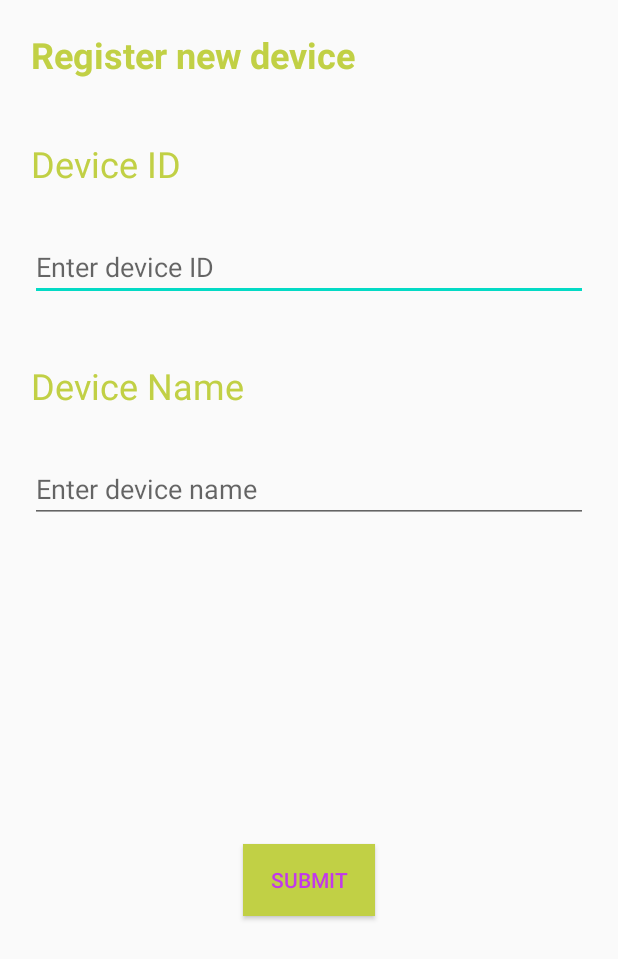
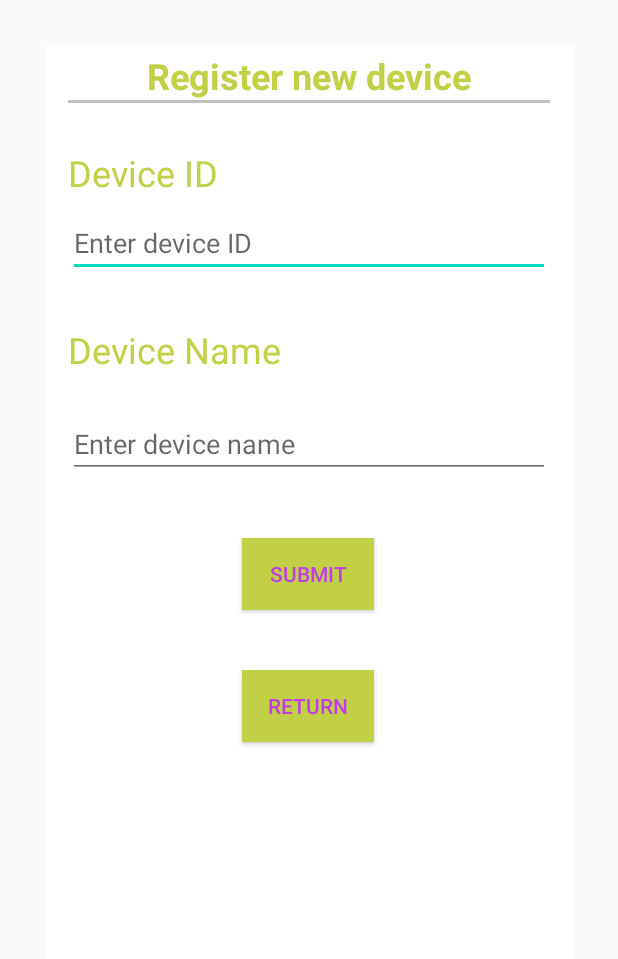
Before and after one commit to ZoroZero/Group9-Smart-garden-project, an Android app: the layout register_device_search.xml on its own in the app's theme, with its tools: preview values and no code run, on a phone screen of 412 x 824 dp. Shown: the top 959 px of the screen. Run offline under Robolectric (Android 15) with nearby library versions, the phone set to English and light mode, and no system bars.

Commit message:
Update register_device_search.xml

```diff
--- a/Smart_garden_app/app/src/main/res/layout/register_device_search.xml
+++ b/Smart_garden_app/app/src/main/res/layout/register_device_search.xml
@@ -1,36 +1,51 @@
 <?xml version="1.0" encoding="utf-8"?>
-<androidx.constraintlayout.widget.ConstraintLayout
+<android.support.constraint.ConstraintLayout
     xmlns:android="http://schemas.android.com/apk/res/android"
     xmlns:app="http://schemas.android.com/apk/res-auto"
     xmlns:tools="http://schemas.android.com/tools"
     android:layout_width="match_parent"
     android:layout_height="match_parent">
 
+    <android.support.constraint.ConstraintLayout
+        android:layout_width="match_parent"
+        android:layout_height="match_parent"
+        android:layout_marginStart="30dp"
+        android:layout_marginLeft="30dp"
+        android:layout_marginTop="30dp"
+        android:layout_marginEnd="30dp"
+        android:layout_marginRight="30dp"
+        android:layout_marginBottom="30dp"
+        android:background="#ffffff"
+        app:layout_constraintBottom_toBottomOf="parent"
+        app:layout_constraintEnd_toEndOf="parent"
+        app:layout_constraintHorizontal_bias="0.0"
+        app:layout_constraintStart_toStartOf="parent"
+        app:layout_constraintTop_toTopOf="parent">
+
         <TextView
             android:id="@+id/registerDeviceTextView"
             android:layout_width="wrap_content"
             android:layout_height="wrap_content"
-        android:layout_marginStart="20dp"
-        android:layout_marginTop="20dp"
+            android:layout_marginTop="4dp"
             android:text="Register new device"
             android:textColor="#c1d045"
             android:textSize="24sp"
             android:textStyle="bold"
             app:layout_constraintEnd_toEndOf="parent"
-        app:layout_constraintHorizontal_bias="0.005"
             app:layout_constraintStart_toStartOf="parent"
             app:layout_constraintTop_toTopOf="parent" />
 
-    <TextView
-        android:id="@+id/registerDeviceIDTextView"
-        android:layout_width="wrap_content"
-        android:layout_height="wrap_content"
-        android:layout_marginTop="40dp"
-        android:text="Device ID"
-        android:textColor="#C1D045"
-        android:textSize="24sp"
+        <View
+            android:id="@+id/loginPage_line"
+            android:layout_width="match_parent"
+            android:layout_height="2dp"
+            android:layout_marginStart="15dp"
+            android:layout_marginLeft="15dp"
+            android:layout_marginEnd="15dp"
+            android:layout_marginRight="15dp"
+            android:background="#c0c0c0"
             app:layout_constraintEnd_toEndOf="parent"
-        app:layout_constraintHorizontal_bias="0.067"
+            app:layout_constraintHorizontal_bias="1.0"
             app:layout_constraintStart_toStartOf="parent"
             app:layout_constraintTop_toBottomOf="@+id/registerDeviceTextView" />
 
@@ -38,14 +53,15 @@
             android:id="@+id/registerDeviceIDEditText"
             android:layout_width="0dp"
             android:layout_height="wrap_content"
-        android:layout_marginLeft="20dp"
-        android:layout_marginTop="30dp"
-        android:layout_marginRight="20dp"
+            android:layout_marginStart="15dp"
+            android:layout_marginLeft="15dp"
+            android:layout_marginTop="8dp"
+            android:layout_marginEnd="15dp"
+            android:layout_marginRight="15dp"
             android:ems="10"
             android:hint="Enter device ID"
             android:inputType="textPersonName"
             app:layout_constraintEnd_toEndOf="parent"
-        app:layout_constraintHorizontal_bias="0.202"
             app:layout_constraintStart_toStartOf="parent"
             app:layout_constraintTop_toBottomOf="@+id/registerDeviceIDTextView" />
 
@@ -53,39 +69,86 @@
             android:id="@+id/registerDeviceNameTextView"
             android:layout_width="wrap_content"
             android:layout_height="wrap_content"
-        android:layout_marginTop="40dp"
+            android:layout_marginStart="15dp"
+            android:layout_marginLeft="15dp"
+            android:layout_marginTop="32dp"
             android:text="Device Name"
             android:textColor="#C1D045"
             android:textSize="24sp"
-        app:layout_constraintEnd_toEndOf="parent"
-        app:layout_constraintHorizontal_bias="0.077"
             app:layout_constraintStart_toStartOf="parent"
             app:layout_constraintTop_toBottomOf="@+id/registerDeviceIDEditText" />
+
+        <Button
+            android:id="@+id/searchDeviceBtn"
+            android:layout_width="wrap_content"
+            android:layout_height="wrap_content"
+            android:layout_marginTop="40dp"
+            android:background="#C1D045"
+            android:text="Submit"
+            android:textColor="#C238EB"
+            app:layout_constraintEnd_toEndOf="parent"
+            app:layout_constraintHorizontal_bias="0.498"
+            app:layout_constraintStart_toStartOf="parent"
+            app:layout_constraintTop_toBottomOf="@+id/registerDeviceNameEditText" />
 
         <EditText
             android:id="@+id/registerDeviceNameEditText"
             android:layout_width="0dp"
             android:layout_height="wrap_content"
-        android:layout_marginLeft="20dp"
-        android:layout_marginTop="30dp"
-        android:layout_marginRight="20dp"
+            android:layout_marginStart="15dp"
+            android:layout_marginLeft="15dp"
+            android:layout_marginTop="24dp"
+            android:layout_marginEnd="15dp"
+            android:layout_marginRight="15dp"
             android:ems="10"
             android:hint="Enter device name"
             android:inputType="textPersonName"
             app:layout_constraintEnd_toEndOf="parent"
-        app:layout_constraintHorizontal_bias="0.733"
             app:layout_constraintStart_toStartOf="parent"
             app:layout_constraintTop_toBottomOf="@+id/registerDeviceNameTextView" />
 
-    <Button
-        android:id="@+id/button"
+        <TextView
+            android:id="@+id/registerDeviceIDTextView"
             android:layout_width="wrap_content"
             android:layout_height="wrap_content"
+            android:layout_marginStart="15dp"
+            android:layout_marginLeft="15dp"
+            android:layout_marginTop="32dp"
+            android:text="Device ID"
+            android:textColor="#C1D045"
+            android:textSize="24sp"
+            app:layout_constraintStart_toStartOf="parent"
+            app:layout_constraintTop_toBottomOf="@+id/registerDeviceTextView" />
+
+        <Button
+            android:id="@+id/button_return"
+            android:layout_width="wrap_content"
+            android:layout_height="wrap_content"
+            android:layout_marginTop="40dp"
             android:background="#C1D045"
-        android:text="Submit"
+            android:text="Return"
             android:textColor="#C238EB"
-        app:layout_constraintBottom_toBottomOf="parent"
             app:layout_constraintEnd_toEndOf="parent"
+            app:layout_constraintHorizontal_bias="0.498"
             app:layout_constraintStart_toStartOf="parent"
-        app:layout_constraintTop_toBottomOf="@+id/registerDeviceNameEditText" />
-</androidx.constraintlayout.widget.ConstraintLayout>
+            app:layout_constraintTop_toBottomOf="@+id/searchDeviceBtn" />
+
+    </android.support.constraint.ConstraintLayout>
+
+    <FrameLayout
+        android:id="@+id/progressBarHolder"
+        android:animateLayoutChanges="true"
+        android:visibility="gone"
+        android:alpha="0.4"
+        android:background="#000000"
+        android:layout_width="match_parent"
+        android:layout_height="match_parent">
+
+        <ProgressBar
+            style="?android:attr/progressBarStyleLarge"
+            android:layout_width="wrap_content"
+            android:layout_height="wrap_content"
+            android:indeterminate="true"
+            android:layout_gravity="center" />
+    </FrameLayout>
+</android.support.constraint.ConstraintLayout>
```
Lines whose indentation alone changed are shown as unchanged.
